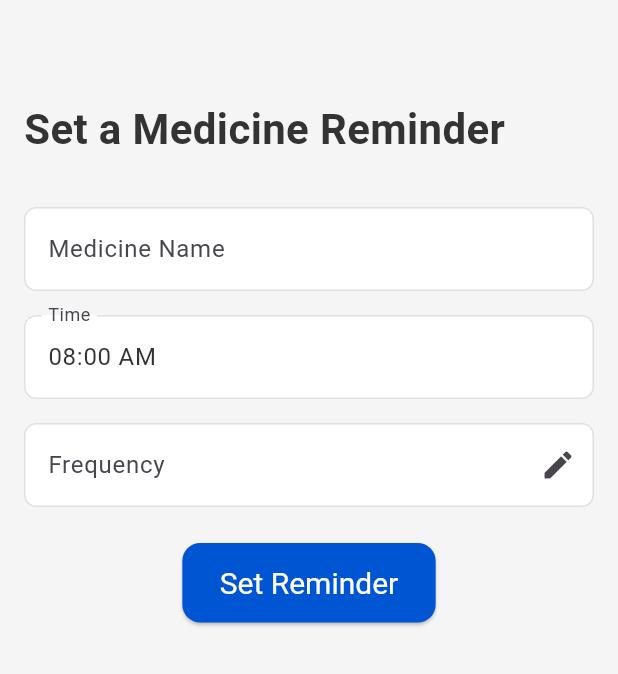
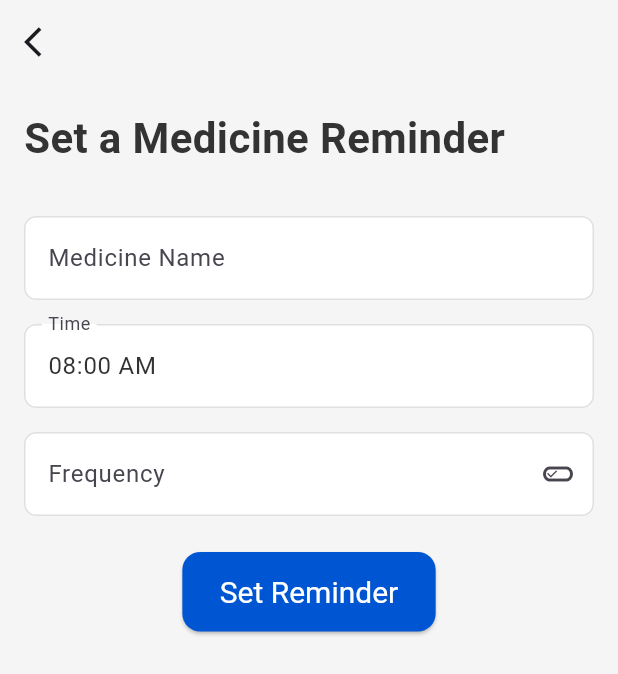
Before and after one commit to SwapnaneelSarkar/grape, a Flutter app: the MedicineReminderView screen opened by its route, on a phone screen of 412 x 824 dp. Shown: the top 674 px of the screen. Run offline on Flutter 3.47's test engine with Material 3 defaults, Android fonts, the phone set to English and light mode, and no system bars; our stand-ins replace cloud_firestore, dio, equatable, firebase_auth, firebase_core, flutter_bloc and 4 more; accounts and stored records are empty.

Commit message:
UI enhanced

```diff
--- a/lib/presentation/screens/add_reminder/view.dart
+++ b/lib/presentation/screens/add_reminder/view.dart
@@ -250,6 +250,16 @@ class _MedicineReminderViewState extends State<MedicineReminderView> {
       create: (_) => MedicineReminderBloc(),
       child: Scaffold(
         backgroundColor: AppColors.background,
+        appBar: AppBar(
+          // title: const Text("Set Medicine Reminder"),
+          backgroundColor: AppColors.background,
+          leading: IconButton(
+            icon: const Icon(Icons.arrow_back_ios),
+            onPressed: () {
+              Navigator.pop(context); // Go back to the previous screen
+            },
+          ),
+        ),
         body: SafeArea(
           child: SingleChildScrollView(
             child: Padding(
@@ -257,7 +267,7 @@ class _MedicineReminderViewState extends State<MedicineReminderView> {
               child: Column(
                 crossAxisAlignment: CrossAxisAlignment.start,
                 children: [
-                  const SizedBox(height: 50),
+                  // const SizedBox(height: 50),
                   Text(
                     "Set a Medicine Reminder",
                     style: TextStyle(
@@ -321,7 +331,9 @@ class _MedicineReminderViewState extends State<MedicineReminderView> {
                               labelText: "Frequency",
                               hintText: _frequency,
                               suffixIcon: IconButton(
-                                icon: const Icon(Icons.edit),
+                                icon: const Icon(
+                                  Icons.edit_attributes_outlined,
+                                ),
                                 onPressed:
                                     _showFrequencyPopup, // Show frequency popup
                               ),
```
